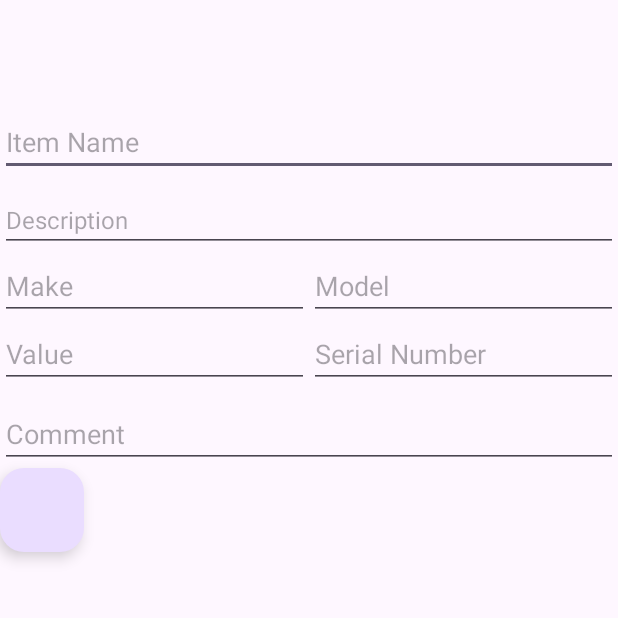
After one commit to CMPUT301F23T26/AuroraSheet, an Android app: the AddItemActivity screen opened directly, with no data from a screen before it, on a phone screen of 412 x 824 dp, the top half of it. The commit adds this screen. Run offline under Robolectric (Android 15) with nearby library versions, the light colour scheme and no system bars.

Commit message:
inital add item activity

```diff
--- a/app/src/main/AndroidManifest.xml
+++ b/app/src/main/AndroidManifest.xml
@@ -13,6 +13,12 @@
         android:theme="@style/Theme.AuroraSheetApp"
         tools:targetApi="31">
         <activity
+            android:name=".AddItemActivity"
+            android:exported="false" />
+        <activity
+            android:name=".ItemActivity"
+            android:exported="false" />
+        <activity
             android:name=".MainActivity"
             android:exported="true">
             <intent-filter>
--- /dev/null
+++ b/app/src/main/java/com/example/aurorasheetapp/AddItemActivity.java
@@ -0,0 +1,63 @@
+package com.example.aurorasheetapp;
+
+import androidx.appcompat.app.AppCompatActivity;
+
+import android.content.Intent;
+import android.os.Bundle;
+import android.view.View;
+import android.widget.Button;
+import android.widget.EditText;
+
+import com.google.android.material.floatingactionbutton.FloatingActionButton;
+
+public class AddItemActivity extends AppCompatActivity {
+
+    private EditText itemName;
+    private EditText itemDescription;
+    private EditText itemValue;
+    private EditText itemMake;
+    private EditText itemModel;
+    private EditText itemComment;
+    private FloatingActionButton addItemButton;
+
+    @Override
+    protected void onCreate(Bundle savedInstanceState) {
+        super.onCreate(savedInstanceState);
+        setContentView(R.layout.activity_add_item);
+
+        itemName = findViewById(R.id.itemName);
+        itemDescription = findViewById(R.id.itemDescription);
+        itemValue = findViewById(R.id.itemValue);
+        itemMake = findViewById(R.id.itemMake);
+        itemModel = findViewById(R.id.itemModel);
+        itemComment = findViewById(R.id.itemComment);
+        addItemButton = findViewById(R.id.addItemButton);
+
+        addItemButton.setOnClickListener(new View.OnClickListener() {
+            @Override
+            public void onClick(View v) {
+                // get all of the user input for adding a new item
+                String name = itemName.getText().toString();
+                String description = itemDescription.getText().toString();
+                String value = itemValue.getText().toString();
+                String make = itemMake.getText().toString();
+                String model = itemModel.getText().toString();
+                String comment = itemComment.getText().toString();
+
+                Intent intent = new Intent(getApplicationContext(), MainActivity.class);
+                intent.putExtra("name", name);
+                intent.putExtra("description", description);
+                intent.putExtra("value", value);
+                intent.putExtra("make", make);
+                intent.putExtra("model", model);
+                intent.putExtra("comment", comment);
+                setResult(1, intent);
+                finish();
+            }
+        });
+    }
+
+
+
+
+}
--- /dev/null
+++ b/app/src/main/res/layout/activity_add_item.xml
@@ -0,0 +1,97 @@
+<RelativeLayout xmlns:android="http://schemas.android.com/apk/res/android"
+android:layout_width="match_parent"
+android:layout_height="match_parent">
+
+<com.google.android.material.appbar.MaterialToolbar
+    android:id="@+id/toolbar"
+    android:layout_width="match_parent"
+    android:layout_height="wrap_content" />
+<ImageView
+    android:id="@+id/imageViewItem"
+    android:layout_width="match_parent"
+    android:layout_height="wrap_content"
+    android:layout_below="@id/toolbar"
+    android:adjustViewBounds="true"
+    android:scaleType="centerCrop"/>
+
+<EditText
+    android:id="@+id/itemName"
+    android:layout_width="match_parent"
+    android:layout_height="wrap_content"
+    android:layout_below="@id/imageViewItem"
+    android:layout_marginTop="8dp"
+    android:hint="Item Name"
+    android:textSize="18sp"/>
+
+<EditText
+    android:id="@+id/itemDescription"
+    android:layout_width="match_parent"
+    android:layout_height="wrap_content"
+    android:layout_below="@id/itemName"
+    android:layout_marginTop="8dp"
+    android:hint="Description"
+    android:textSize="16sp"/>
+
+<!-- Make and Model Side by Side -->
+<LinearLayout
+    android:id="@+id/layoutMakeModel"
+    android:layout_width="match_parent"
+    android:layout_height="wrap_content"
+    android:layout_below="@id/itemDescription"
+    android:orientation="horizontal">
+
+    <EditText
+        android:id="@+id/itemMake"
+        android:layout_width="0dp"
+        android:layout_weight="1"
+        android:layout_height="wrap_content"
+        android:hint="Make"/>
+
+    <EditText
+        android:id="@+id/itemModel"
+        android:layout_width="0dp"
+        android:layout_weight="1"
+        android:layout_height="wrap_content"
+        android:hint="Model"/>
+</LinearLayout>
+
+<!-- Value and Serial Number Side by Side -->
+<LinearLayout
+    android:id="@+id/layoutValueSerial"
+    android:layout_width="match_parent"
+    android:layout_height="wrap_content"
+    android:layout_below="@id/layoutMakeModel"
+    android:orientation="horizontal">
+
+    <EditText
+        android:id="@+id/itemValue"
+        android:layout_width="0dp"
+        android:layout_weight="1"
+        android:layout_height="wrap_content"
+        android:hint="Value"/>
+
+    <EditText
+        android:id="@+id/itemSerialNumber"
+        android:layout_width="0dp"
+        android:layout_weight="1"
+        android:layout_height="wrap_content"
+        android:hint="Serial Number"/>
+</LinearLayout>
+
+<!-- Comment -->
+<EditText
+    android:id="@+id/itemComment"
+    android:layout_width="match_parent"
+    android:layout_height="wrap_content"
+    android:layout_below="@id/layoutValueSerial"
+    android:layout_marginTop="8dp"
+    android:hint="Comment"/>
+
+
+<com.google.android.material.floatingactionbutton.FloatingActionButton
+    android:id="@+id/addItemButton"
+    android:layout_width="wrap_content"
+    android:layout_height="wrap_content"
+    android:layout_below="@id/itemComment"/>
+
+</RelativeLayout>
```
Also changed, not shown: app/src/main/java/com/example/aurorasheetapp/ItemActivity.java (+9 -1 lines), app/src/main/java/com/example/aurorasheetapp/MainActivity.java (+43 -2 lines), app/src/main/res/layout/activity_item.xml (added, +9 -0 lines), app/src/main/res/layout/activity_main.xml (+53 -8 lines).
